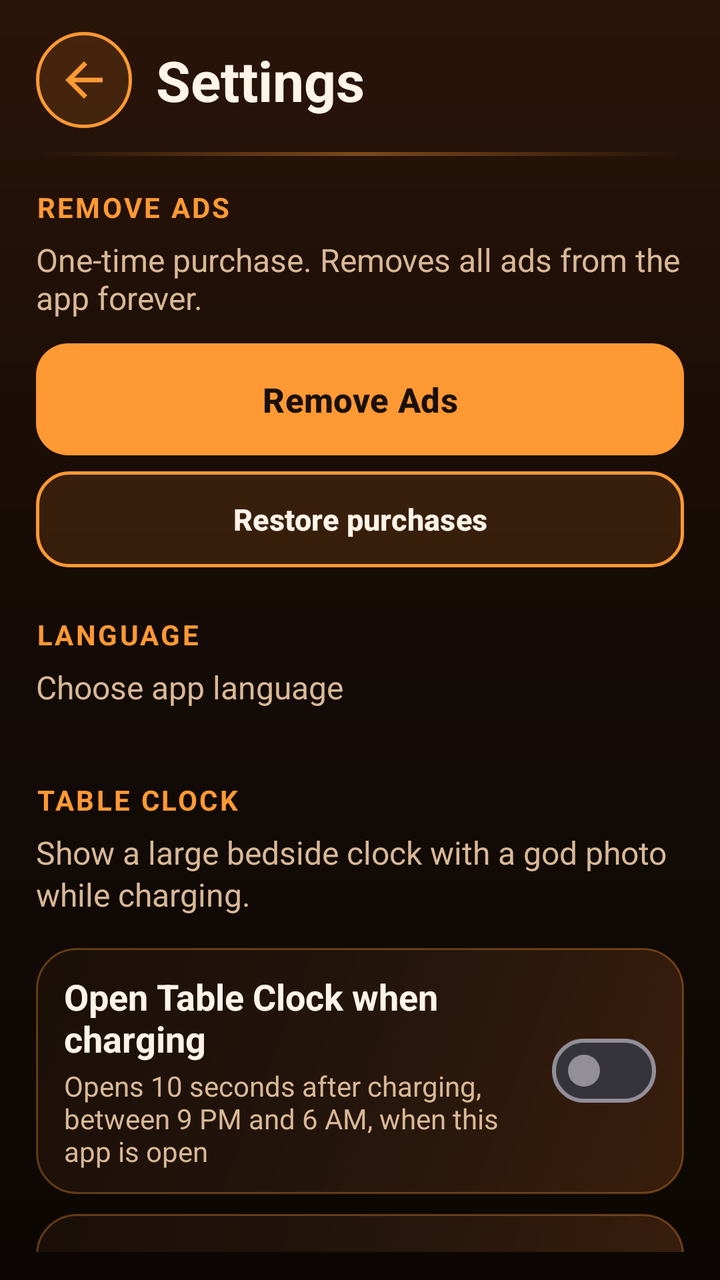
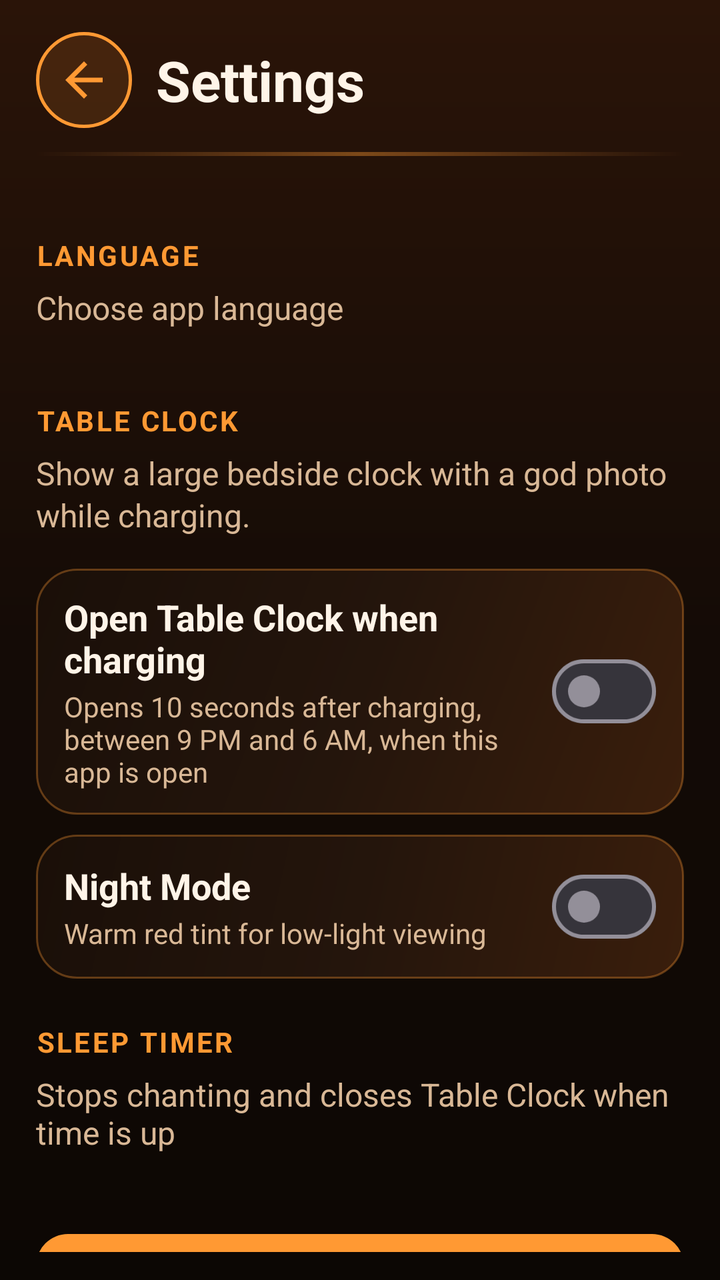

Before-and-after screenshots of an Android layout around one commit, followed by the original layout XML and the change that was made.
<!-- AndroidManifest.xml: application theme Theme.Mantra -->
<!-- res/layout/activity_settings.xml -->
<?xml version="1.0" encoding="utf-8"?>
<LinearLayout xmlns:android="http://schemas.android.com/apk/res/android"
    xmlns:app="http://schemas.android.com/apk/res-auto"
    android:layout_width="match_parent"
    android:layout_height="match_parent"
    android:background="@drawable/bg_screen"
    android:fitsSystemWindows="true"
    android:orientation="vertical"
    android:paddingHorizontal="18dp"
    android:paddingTop="16dp"
    android:paddingBottom="14dp">

    <LinearLayout
        android:layout_width="match_parent"
        android:layout_height="wrap_content"
        android:gravity="center_vertical"
        android:orientation="horizontal">

        <ImageButton
            android:id="@+id/backButton"
            android:layout_width="48dp"
            android:layout_height="48dp"
            android:background="@drawable/bg_circle_outline"
            android:contentDescription="@string/back"
            android:padding="10dp"
            android:scaleType="fitCenter"
            android:src="@drawable/ic_arrow_back"
            app:tint="@color/brand" />

        <TextView
            android:layout_width="0dp"
            android:layout_height="wrap_content"
            android:layout_marginStart="12dp"
            android:layout_weight="1"
            android:text="@string/settings_title"
            android:textColor="@color/cream"
            android:textSize="28sp"
            android:textStyle="bold" />
    </LinearLayout>

    <View
        android:layout_width="match_parent"
        android:layout_height="2dp"
        android:layout_marginTop="12dp"
        android:background="@drawable/header_glow_line" />

    <ScrollView
        android:layout_width="match_parent"
        android:layout_height="0dp"
        android:layout_marginTop="16dp"
        android:layout_weight="1"
        android:clipToPadding="false"
        android:fillViewport="true"
        android:scrollbars="none">

        <LinearLayout
            android:layout_width="match_parent"
            android:layout_height="wrap_content"
            android:orientation="vertical"
            android:paddingBottom="12dp">

            <TextView
                android:layout_width="match_parent"
                android:layout_height="wrap_content"
                android:letterSpacing="0.08"
                android:text="@string/settings_remove_ads_section"
                android:textAllCaps="true"
                android:textColor="@color/brand"
                android:textSize="14sp"
                android:textStyle="bold" />

            <TextView
                android:layout_width="match_parent"
                android:layout_height="wrap_content"
                android:layout_marginTop="6dp"
                android:text="@string/settings_remove_ads_hint"
                android:textColor="@color/muted"
                android:textSize="16sp" />

            <com.google.android.material.button.MaterialButton
                android:id="@+id/removeAdsButton"
                android:layout_width="match_parent"
                android:layout_height="56dp"
                android:layout_marginTop="12dp"
                android:background="@drawable/btn_primary_bg"
                android:minHeight="56dp"
                android:text="@string/settings_remove_ads"
                android:textAllCaps="false"
                android:textColor="@color/ink"
                android:textSize="17sp"
                android:textStyle="bold"
                app:backgroundTint="@null" />

            <com.google.android.material.button.MaterialButton
                android:id="@+id/restorePurchasesButton"
                android:layout_width="match_parent"
                android:layout_height="48dp"
                android:layout_marginTop="8dp"
                android:background="@drawable/btn_outline_bg"
                android:minHeight="48dp"
                android:text="@string/settings_restore_purchases"
                android:textAllCaps="false"
                android:textColor="@color/cream"
                android:textSize="15sp"
                android:textStyle="bold"
                app:backgroundTint="@null" />

            <TextView
                android:layout_width="match_parent"
                android:layout_height="wrap_content"
                android:layout_marginTop="24dp"
                android:letterSpacing="0.08"
                android:text="@string/settings_language"
                android:textAllCaps="true"
                android:textColor="@color/brand"
                android:textSize="14sp"
                android:textStyle="bold" />

            <TextView
                android:layout_width="match_parent"
                android:layout_height="wrap_content"
                android:layout_marginTop="6dp"
                android:text="@string/settings_language_hint"
                android:textColor="@color/muted"
                android:textSize="16sp" />

            <com.google.android.material.chip.ChipGroup
                android:id="@+id/languageChips"
                android:layout_width="match_parent"
                android:layout_height="wrap_content"
                android:layout_marginTop="12dp"
                app:chipSpacingHorizontal="8dp"
                app:chipSpacingVertical="8dp"
                app:selectionRequired="true"
                app:singleSelection="true" />

            <TextView
                android:layout_width="match_parent"
                android:layout_height="wrap_content"
                android:layout_marginTop="24dp"
                android:letterSpacing="0.08"
                android:text="@string/settings_nightstand_section"
                android:textAllCaps="true"
                android:textColor="@color/brand"
                android:textSize="14sp"
                android:textStyle="bold" />

            <TextView
                android:layout_width="match_parent"
                android:layout_height="wrap_content"
                android:layout_marginTop="6dp"
                android:lineSpacingExtra="2dp"
                android:text="@string/settings_nightstand_desc"
                android:textColor="@color/muted"
                android:textSize="16sp" />

            <LinearLayout
                android:layout_width="match_parent"
                android:layout_height="wrap_content"
                android:layout_marginTop="16dp"
                android:background="@drawable/status_background"
                android:gravity="center_vertical"
                android:orientation="horizontal"
                android:paddingHorizontal="14dp"
                android:paddingVertical="12dp">

                <LinearLayout
                    android:layout_width="0dp"
                    android:layout_height="wrap_content"
                    android:layout_weight="1"
                    android:orientation="vertical">

                    <TextView
                        android:layout_width="match_parent"
                        android:layout_height="wrap_content"
                        android:text="@string/settings_nightstand_enable"
                        android:textColor="@color/cream"
                        android:textSize="18sp"
                        android:textStyle="bold" />

                    <TextView
                        android:layout_width="match_parent"
                        android:layout_height="wrap_content"
                        android:layout_marginTop="2dp"
                        android:text="@string/settings_nightstand_enable_hint"
                        android:textColor="@color/muted"
                        android:textSize="14sp" />
                </LinearLayout>

                <com.google.android.material.materialswitch.MaterialSwitch
                    android:id="@+id/nightstandEnabled"
                    android:layout_width="wrap_content"
                    android:layout_height="wrap_content" />
            </LinearLayout>

            <LinearLayout
                android:layout_width="match_parent"
                android:layout_height="wrap_content"
                android:layout_marginTop="10dp"
                android:background="@drawable/status_background"
                android:gravity="center_vertical"
                android:orientation="horizontal"
                android:paddingHorizontal="14dp"
                android:paddingVertical="12dp">

                <LinearLayout
                    android:layout_width="0dp"
                    android:layout_height="wrap_content"
                    android:layout_weight="1"
                    android:orientation="vertical">

                    <TextView
                        android:layout_width="match_parent"
                        android:layout_height="wrap_content"
                        android:text="@string/settings_night_mode"
                        android:textColor="@color/cream"
                        android:textSize="18sp"
                        android:textStyle="bold" />

                    <TextView
                        android:layout_width="match_parent"
                        android:layout_height="wrap_content"
                        android:layout_marginTop="2dp"
                        android:text="@string/settings_night_mode_hint"
                        android:textColor="@color/muted"
                        android:textSize="14sp" />
                </LinearLayout>

                <com.google.android.material.materialswitch.MaterialSwitch
                    android:id="@+id/nightModeEnabled"
                    android:layout_width="wrap_content"
                    android:layout_height="wrap_content" />
            </LinearLayout>

            <TextView
                android:layout_width="match_parent"
                android:layout_height="wrap_content"
                android:layout_marginTop="22dp"
                android:letterSpacing="0.08"
                android:text="@string/settings_sleep_timer"
                android:textAllCaps="true"
                android:textColor="@color/brand"
                android:textSize="14sp"
                android:textStyle="bold" />

            <TextView
                android:layout_width="match_parent"
                android:layout_height="wrap_content"
                android:layout_marginTop="6dp"
                android:text="@string/settings_sleep_timer_hint"
                android:textColor="@color/muted"
                android:textSize="16sp" />

            <com.google.android.material.chip.ChipGroup
                android:id="@+id/sleepTimerChips"
                android:layout_width="match_parent"
                android:layout_height="wrap_content"
                android:layout_marginTop="12dp"
                app:chipSpacingHorizontal="8dp"
                app:chipSpacingVertical="8dp"
                app:selectionRequired="true"
                app:singleSelection="true" />

            <com.google.android.material.button.MaterialButton
                android:id="@+id/startNightstandButton"
                android:layout_width="match_parent"
                android:layout_height="60dp"
                android:layout_marginTop="28dp"
                android:background="@drawable/btn_primary_bg"
                android:minHeight="60dp"
                android:text="@string/settings_start_nightstand"
                android:textAllCaps="false"
                android:textColor="@color/ink"
                android:textSize="18sp"
                android:textStyle="bold"
                app:backgroundTint="@null"
                app:icon="@drawable/ic_table_clock"
                app:iconGravity="textStart"
                app:iconPadding="10dp"
                app:iconTint="@color/ink" />
        </LinearLayout>
    </ScrollView>
</LinearLayout>
<!-- resources referenced by this layout -->
<resources>
  <color name="brand">#FFFF9933</color>
  <color name="cream">#FFFFF4E8</color>
  <color name="ink">#FF1A1008</color>
  <color name="muted">#FFD9B896</color>
  <!-- drawable bg_circle_outline (drawable) -->
  <?xml version="1.0" encoding="utf-8"?>
  <ripple xmlns:android="http://schemas.android.com/apk/res/android"
      android:color="@color/brand_soft">
      <item>
          <shape android:shape="oval">
              <solid android:color="#22FF9933" />
              <stroke
                  android:width="1.5dp"
                  android:color="@color/brand" />
          </shape>
      </item>
  </ripple>
  <!-- drawable bg_screen (drawable) -->
  <?xml version="1.0" encoding="utf-8"?>
  <shape xmlns:android="http://schemas.android.com/apk/res/android">
      <gradient
          android:angle="270"
          android:startColor="#FF2A1408"
          android:centerColor="#FF140B06"
          android:endColor="#FF0C0704"
          android:type="linear" />
  </shape>
  <!-- drawable header_glow_line (drawable) -->
  <?xml version="1.0" encoding="utf-8"?>
  <shape xmlns:android="http://schemas.android.com/apk/res/android">
      <gradient
          android:angle="0"
          android:startColor="#00FF9933"
          android:centerColor="#66FF9933"
          android:endColor="#00FF9933"
          android:type="linear" />
      <size android:height="2dp" />
  </shape>
  <!-- drawable ic_arrow_back (drawable) -->
  <?xml version="1.0" encoding="utf-8"?>
  <vector xmlns:android="http://schemas.android.com/apk/res/android"
      android:width="24dp"
      android:height="24dp"
      android:viewportWidth="24"
      android:viewportHeight="24">
      <path
          android:fillColor="#FFFFFFFF"
          android:pathData="M20,11H7.83l5.59,-5.59L12,4l-8,8 8,8 1.41,-1.41L7.83,13H20v-2z" />
  </vector>
  <!-- drawable status_background (drawable) -->
  <?xml version="1.0" encoding="utf-8"?>
  <shape xmlns:android="http://schemas.android.com/apk/res/android">
      <gradient
          android:angle="135"
          android:startColor="#FF3A1E0C"
          android:centerColor="#FF24150C"
          android:endColor="#FF1A0F08"
          android:type="linear" />
      <corners android:radius="20dp" />
      <stroke
          android:width="1dp"
          android:color="#55FF9933" />
  </shape>
  <string name="back">Back</string>
  <string name="settings_language">Language</string>
  <string name="settings_language_hint">Choose app language</string>
  <string name="settings_night_mode">Night Mode</string>
  <string name="settings_night_mode_hint">Warm red tint for low-light viewing</string>
  <string name="settings_nightstand_desc">Show a large bedside clock with a god photo while charging.</string>
  <string name="settings_nightstand_enable">Open Table Clock when charging</string>
  <string name="settings_nightstand_enable_hint">Opens 10 seconds after charging, between 9 PM and 6 AM, when this app is open</string>
  <string name="settings_nightstand_section">Table Clock</string>
  <string name="settings_remove_ads">Remove Ads</string>
  <string name="settings_remove_ads_hint">One-time purchase. Removes all ads from the app forever.</string>
  <string name="settings_remove_ads_section">Remove Ads</string>
  <string name="settings_restore_purchases">Restore purchases</string>
  <string name="settings_sleep_timer">Sleep timer</string>
  <string name="settings_sleep_timer_hint">Stops chanting and closes Table Clock when time is up</string>
  <string name="settings_start_nightstand">Start Table Clock</string>
  <string name="settings_title">Settings</string>
  <color name="brand_soft">#33FF9933</color>
  <color name="brand_dark">#FFE07A12</color>
  <color name="card">#FF24150C</color>
  <color name="bg">#FF120B06</color>
  <!-- unchanged entries left out for length: 4 -->
</resources>

<!-- the commit's change to res/layout/activity_settings.xml (unified diff, before → after) -->
@@ -59,51 +59,60 @@
             android:orientation="vertical"
             android:paddingBottom="12dp">
 
-            <TextView
-                android:layout_width="match_parent"
-                android:layout_height="wrap_content"
-                android:letterSpacing="0.08"
-                android:text="@string/settings_remove_ads_section"
-                android:textAllCaps="true"
-                android:textColor="@color/brand"
-                android:textSize="14sp"
-                android:textStyle="bold" />
-
-            <TextView
-                android:layout_width="match_parent"
-                android:layout_height="wrap_content"
-                android:layout_marginTop="6dp"
-                android:text="@string/settings_remove_ads_hint"
-                android:textColor="@color/muted"
-                android:textSize="16sp" />
-
-            <com.google.android.material.button.MaterialButton
-                android:id="@+id/removeAdsButton"
-                android:layout_width="match_parent"
-                android:layout_height="56dp"
-                android:layout_marginTop="12dp"
-                android:background="@drawable/btn_primary_bg"
-                android:minHeight="56dp"
-                android:text="@string/settings_remove_ads"
-                android:textAllCaps="false"
-                android:textColor="@color/ink"
-                android:textSize="17sp"
-                android:textStyle="bold"
-                app:backgroundTint="@null" />
-
-            <com.google.android.material.button.MaterialButton
-                android:id="@+id/restorePurchasesButton"
-                android:layout_width="match_parent"
-                android:layout_height="48dp"
-                android:layout_marginTop="8dp"
-                android:background="@drawable/btn_outline_bg"
-                android:minHeight="48dp"
-                android:text="@string/settings_restore_purchases"
-                android:textAllCaps="false"
-                android:textColor="@color/cream"
-                android:textSize="15sp"
-                android:textStyle="bold"
-                app:backgroundTint="@null" />
+            
+            <LinearLayout
+                android:id="@+id/removeAdsSection"
+                android:layout_width="match_parent"
+                android:layout_height="wrap_content"
+                android:orientation="vertical"
+                android:visibility="gone">
+
+                <TextView
+                    android:layout_width="match_parent"
+                    android:layout_height="wrap_content"
+                    android:letterSpacing="0.08"
+                    android:text="@string/settings_remove_ads_section"
+                    android:textAllCaps="true"
+                    android:textColor="@color/brand"
+                    android:textSize="14sp"
+                    android:textStyle="bold" />
+
+                <TextView
+                    android:layout_width="match_parent"
+                    android:layout_height="wrap_content"
+                    android:layout_marginTop="6dp"
+                    android:text="@string/settings_remove_ads_hint"
+                    android:textColor="@color/muted"
+                    android:textSize="16sp" />
+
+                <com.google.android.material.button.MaterialButton
+                    android:id="@+id/removeAdsButton"
+                    android:layout_width="match_parent"
+                    android:layout_height="56dp"
+                    android:layout_marginTop="12dp"
+                    android:background="@drawable/btn_primary_bg"
+                    android:minHeight="56dp"
+                    android:text="@string/settings_remove_ads"
+                    android:textAllCaps="false"
+                    android:textColor="@color/ink"
+                    android:textSize="17sp"
+                    android:textStyle="bold"
+                    app:backgroundTint="@null" />
+
+                <com.google.android.material.button.MaterialButton
+                    android:id="@+id/restorePurchasesButton"
+                    android:layout_width="match_parent"
+                    android:layout_height="48dp"
+                    android:layout_marginTop="8dp"
+                    android:background="@drawable/btn_outline_bg"
+                    android:minHeight="48dp"
+                    android:text="@string/settings_restore_purchases"
+                    android:textAllCaps="false"
+                    android:textColor="@color/cream"
+                    android:textSize="15sp"
+                    android:textStyle="bold"
+                    app:backgroundTint="@null" />
+            </LinearLayout>
 
             <TextView
                 android:layout_width="match_parent"
